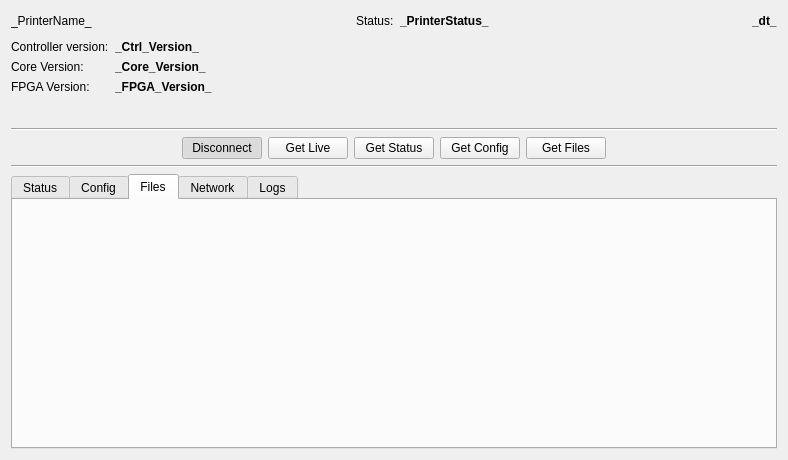
Qt form ui/src/ui/printerview.ui (iserramacsa/mcomms) before a commit.
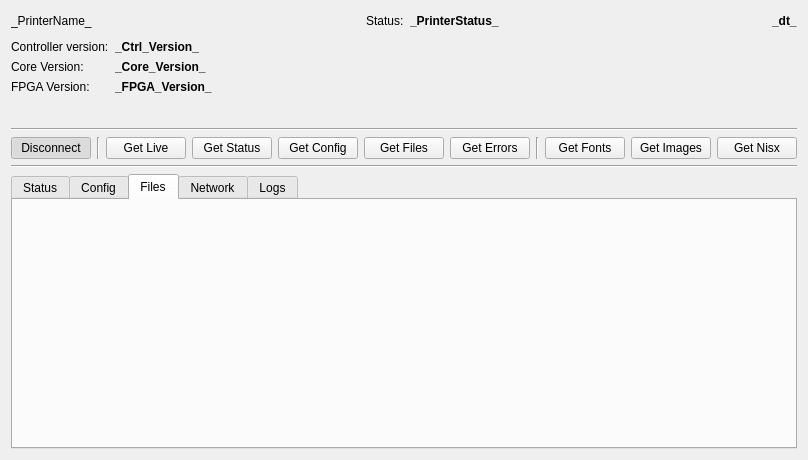
The same form after that commit. The open tabs and pages were chosen to show the change.

Commit message: Improved files commmands, added errors history command (Not working), Impoved ui and other stuff

```diff
--- a/ui/src/ui/printerview.ui
+++ b/ui/src/ui/printerview.ui
@@ -210,19 +210,6 @@
       <property name="bottomMargin">
        <number>0</number>
       </property>
-      <item>
-       <spacer name="horizontalSpacer_4">
-        <property name="orientation">
-         <enum>Qt::Horizontal</enum>
-        </property>
-        <property name="sizeHint" stdset="0">
-         <size>
-          <width>40</width>
-          <height>20</height>
-         </size>
-        </property>
-       </spacer>
-      </item>
       <item>
        <widget class="QPushButton" name="butConnect">
         <property name="text">
@@ -236,6 +223,13 @@
         </property>
        </widget>
       </item>
+      <item>
+       <widget class="Line" name="line_4">
+        <property name="orientation">
+         <enum>Qt::Vertical</enum>
+        </property>
+       </widget>
+      </item>
       <item>
        <widget class="QPushButton" name="butLive">
         <property name="text">
@@ -273,6 +267,41 @@
         </property>
        </widget>
       </item>
+      <item>
+       <widget class="QPushButton" name="butGetErrors">
+        <property name="text">
+         <string>Get Errors</string>
+        </property>
+       </widget>
+      </item>
+      <item>
+       <widget class="Line" name="line_3">
+        <property name="orientation">
+         <enum>Qt::Vertical</enum>
+        </property>
+       </widget>
+      </item>
+      <item>
+       <widget class="QPushButton" name="butGetFonts">
+        <property name="text">
+         <string>Get Fonts</string>
+        </property>
+       </widget>
+      </item>
+      <item>
+       <widget class="QPushButton" name="butGetImages">
+        <property name="text">
+         <string>Get Images</string>
+        </property>
+       </widget>
+      </item>
+      <item>
+       <widget class="QPushButton" name="butGetMessages">
+        <property name="text">
+         <string>Get Nisx</string>
+        </property>
+       </widget>
+      </item>
       <item>
        <spacer name="horizontalSpacer">
         <property name="orientation">
```
Left out of the diff: 2 changed lines with no effect on the pictures. The commit also changes 28 other files.
